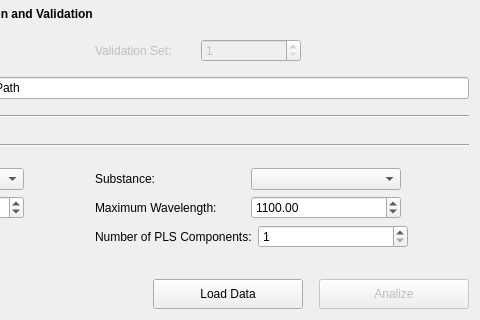
This is pol_AnalizeData.ui in CesarCarvajal/Oxymetry-Backup-2018 as Qt 5 draws it before an edit; both pictures show x 302 to 782 and y 441 to 761 of the 782 by 761 pixel window. The edited form follows.
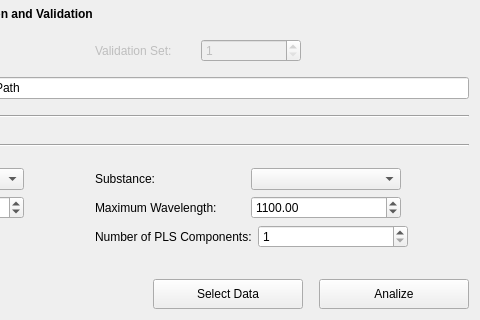
This is the edited form. Custom widgets are drawn as their Qt base class.

What changed in the file:
```diff
--- a/pol_AnalizeData.ui
+++ b/pol_AnalizeData.ui
@@ -1382,7 +1382,7 @@
           <string>Load a Configuration File</string>
          </property>
          <property name="text">
-          <string>Load Data</string>
+          <string>Select Data</string>
          </property>
          <property name="autoDefault">
           <bool>false</bool>
@@ -1411,7 +1411,7 @@
        <item>
         <widget class="QPushButton" name="pushButton_Analize">
          <property name="enabled">
-          <bool>false</bool>
+          <bool>true</bool>
          </property>
          <property name="sizePolicy">
           <sizepolicy hsizetype="Preferred" vsizetype="Fixed">
```
